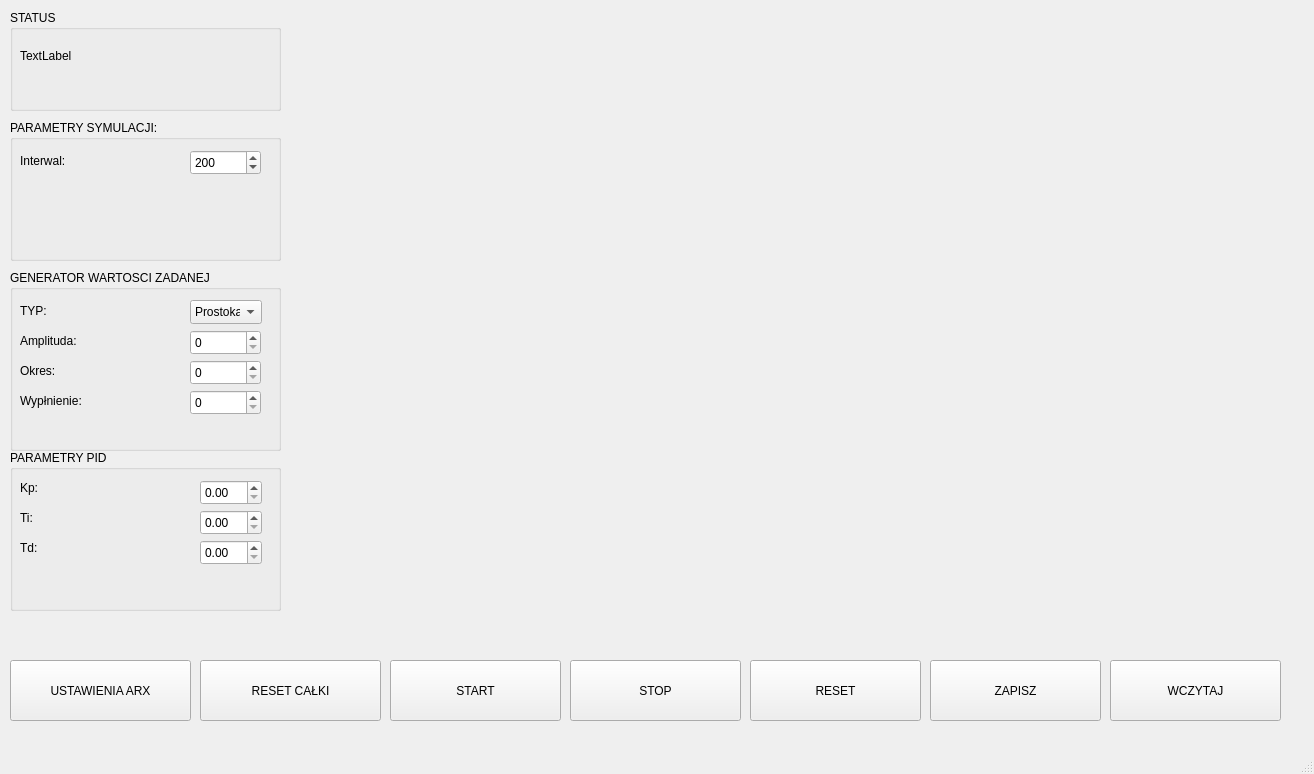
The window that mainwindow.ui (KajetanBed/ProjektPKSEM3) describes before a commit, drawn with Qt 5.
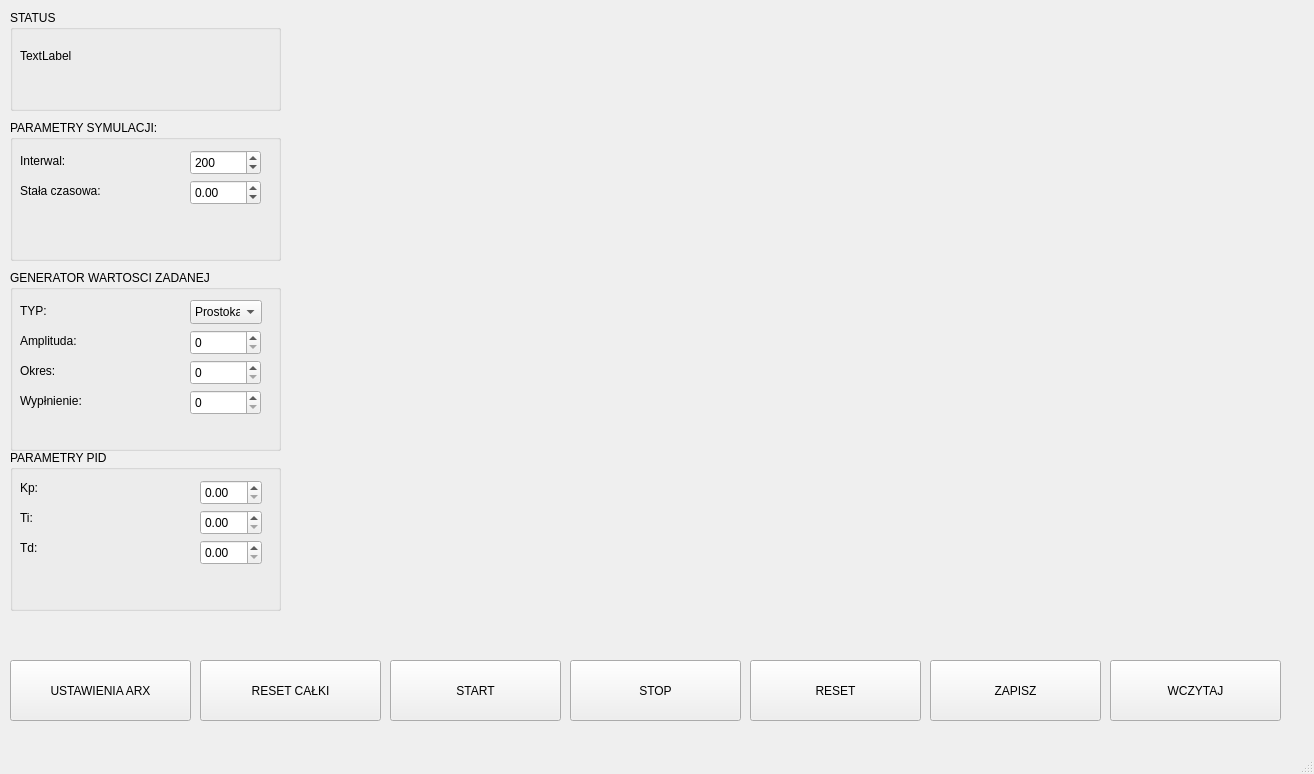
The same window after the commit. Custom widgets are drawn as their Qt base class.

```diff
--- a/mainwindow.ui
+++ b/mainwindow.ui
@@ -38,7 +38,7 @@
     <property name="geometry">
      <rect>
       <x>790</x>
-      <y>330</y>
+      <y>340</y>
       <width>481</width>
       <height>301</height>
      </rect>
@@ -127,6 +127,35 @@
       <number>200</number>
      </property>
     </widget>
+    <widget class="QLabel" name="label_9">
+     <property name="geometry">
+      <rect>
+       <x>10</x>
+       <y>60</y>
+       <width>81</width>
+       <height>21</height>
+      </rect>
+     </property>
+     <property name="text">
+      <string>Stała czasowa:</string>
+     </property>
+    </widget>
+    <widget class="QDoubleSpinBox" name="spinStala">
+     <property name="geometry">
+      <rect>
+       <x>180</x>
+       <y>60</y>
+       <width>71</width>
+       <height>25</height>
+      </rect>
+     </property>
+     <property name="minimum">
+      <double>-100.000000000000000</double>
+     </property>
+     <property name="maximum">
+      <double>100.000000000000000</double>
+     </property>
+    </widget>
    </widget>
    <widget class="QGroupBox" name="groupBox_2">
     <property name="geometry">
```
